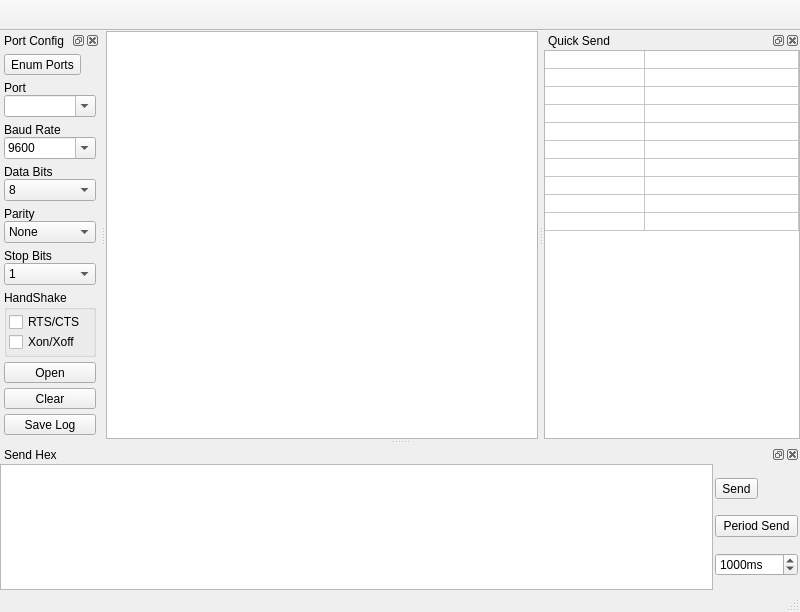
First picture: the form in ui/mainwindow.ui, repository gamesun/UartVide, before the edit.
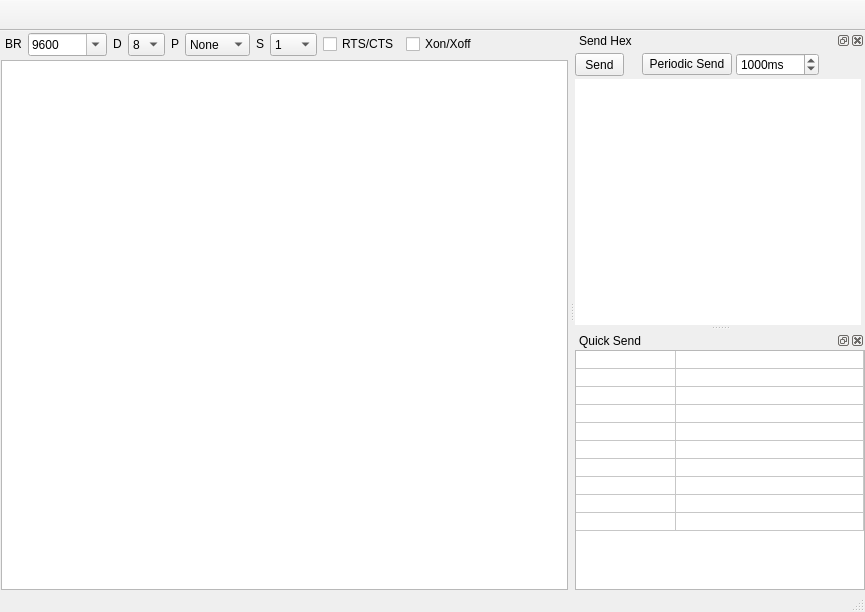
Second picture: the form after the edit. Custom widgets are drawn as their Qt base class.

Commit message: Rework port config panel.

Diff of the .ui file:
```diff
--- a/ui/mainwindow.ui
+++ b/ui/mainwindow.ui
@@ -6,7 +6,7 @@
    <rect>
     <x>0</x>
     <y>0</y>
-    <width>800</width>
+    <width>865</width>
     <height>612</height>
    </rect>
   </property>
@@ -19,13 +19,13 @@
      <number>0</number>
     </property>
     <property name="leftMargin">
-     <number>0</number>
+     <number>1</number>
     </property>
     <property name="topMargin">
      <number>0</number>
     </property>
     <property name="rightMargin">
-     <number>0</number>
+     <number>1</number>
     </property>
     <property name="bottomMargin">
      <number>0</number>
@@ -55,137 +55,55 @@
         <number>0</number>
        </property>
        <item>
-        <widget class="QTextEdit" name="txtEdtOutput">
+        <widget class="QFrame" name="frame_PortCfg">
          <property name="sizePolicy">
-          <sizepolicy hsizetype="Expanding" vsizetype="Expanding">
+          <sizepolicy hsizetype="Preferred" vsizetype="Fixed">
            <horstretch>0</horstretch>
-           <verstretch>3</verstretch>
+           <verstretch>0</verstretch>
           </sizepolicy>
          </property>
-         <property name="font">
-          <font>
-           <family>Courier 10 Pitch</family>
-           <pointsize>10</pointsize>
-          </font>
-         </property>
-        </widget>
-       </item>
-      </layout>
-     </widget>
-    </item>
-   </layout>
-  </widget>
-  <widget class="QStatusBar" name="statusbar"/>
-  <widget class="QDockWidget" name="dockWidget_PortConfig">
-   <property name="contextMenuPolicy">
-    <enum>Qt::PreventContextMenu</enum>
-   </property>
-   <property name="allowedAreas">
-    <set>Qt::LeftDockWidgetArea|Qt::RightDockWidgetArea</set>
-   </property>
-   <property name="windowTitle">
-    <string notr="true">Port Config</string>
-   </property>
-   <attribute name="dockWidgetArea">
-    <number>1</number>
-   </attribute>
-   <widget class="QWidget" name="dockWidgetContents">
-    <layout class="QVBoxLayout" name="verticalLayout_6">
-     <property name="spacing">
-      <number>0</number>
-     </property>
-     <property name="leftMargin">
-      <number>0</number>
-     </property>
-     <property name="topMargin">
-      <number>0</number>
-     </property>
-     <property name="rightMargin">
-      <number>0</number>
-     </property>
-     <property name="bottomMargin">
-      <number>0</number>
-     </property>
-     <item>
-      <widget class="QFrame" name="frame">
-       <property name="frameShape">
-        <enum>QFrame::NoFrame</enum>
-       </property>
-       <property name="frameShadow">
-        <enum>QFrame::Plain</enum>
-       </property>
-       <layout class="QVBoxLayout" name="verticalLayout_8">
-        <property name="spacing">
-         <number>1</number>
-        </property>
-        <property name="leftMargin">
-         <number>3</number>
-        </property>
-        <property name="topMargin">
-         <number>3</number>
-        </property>
-        <property name="rightMargin">
-         <number>3</number>
-        </property>
-        <property name="bottomMargin">
-         <number>3</number>
-        </property>
-        <item>
-         <layout class="QVBoxLayout" name="verticalLayout_1">
-          <property name="spacing">
-           <number>0</number>
-          </property>
-          <property name="leftMargin">
-           <number>1</number>
-          </property>
-          <property name="topMargin">
-           <number>1</number>
-          </property>
-          <property name="rightMargin">
-           <number>1</number>
-          </property>
-          <property name="bottomMargin">
-           <number>1</number>
-          </property>
-          <item>
-           <widget class="QToolButton" name="btnEnumPorts">
-            <property name="text">
-             <string notr="true">Enum Ports</string>
-            </property>
-           </widget>
-          </item>
-          <item>
-           <widget class="QLabel" name="label_Port">
             <property name="minimumSize">
              <size>
               <width>0</width>
-              <height>20</height>
+           <height>29</height>
              </size>
             </property>
             <property name="maximumSize">
              <size>
               <width>16777215</width>
-              <height>20</height>
-             </size>
-            </property>
-            <property name="text">
-             <string notr="true">Port</string>
-            </property>
-            <property name="alignment">
-             <set>Qt::AlignBottom|Qt::AlignLeading|Qt::AlignLeft</set>
-            </property>
-           </widget>
-          </item>
+           <height>29</height>
+          </size>
+         </property>
+         <property name="frameShape">
+          <enum>QFrame::NoFrame</enum>
+         </property>
+         <property name="frameShadow">
+          <enum>QFrame::Raised</enum>
+         </property>
+         <property name="lineWidth">
+          <number>0</number>
+         </property>
+         <layout class="QHBoxLayout" name="horizontalLayout_3">
+          <property name="spacing">
+           <number>0</number>
+          </property>
+          <property name="leftMargin">
+           <number>4</number>
+          </property>
+          <property name="topMargin">
+           <number>0</number>
+          </property>
+          <property name="rightMargin">
+           <number>4</number>
+          </property>
+          <property name="bottomMargin">
+           <number>2</number>
+          </property>
           <item>
-           <widget class="Combo" name="cmbPort">
-            <property name="editable">
-             <bool>true</bool>
+           <layout class="QHBoxLayout" name="horizontalLayout_4">
+            <property name="spacing">
+             <number>6</number>
             </property>
-            <property name="currentText">
-             <string notr="true"/>
-            </property>
-           </widget>
-          </item>
           <item>
            <widget class="QLabel" name="label_2">
             <property name="minimumSize">
@@ -201,15 +119,39 @@
              </size>
             </property>
             <property name="text">
-             <string notr="true">Baud Rate</string>
+               <string notr="true">BR</string>
             </property>
             <property name="alignment">
-             <set>Qt::AlignBottom|Qt::AlignLeading|Qt::AlignLeft</set>
+               <set>Qt::AlignCenter</set>
             </property>
            </widget>
           </item>
           <item>
            <widget class="QComboBox" name="cmbBaudRate">
+              <property name="sizePolicy">
+               <sizepolicy hsizetype="Preferred" vsizetype="Fixed">
+                <horstretch>0</horstretch>
+                <verstretch>0</verstretch>
+               </sizepolicy>
+              </property>
+              <property name="minimumSize">
+               <size>
+                <width>0</width>
+                <height>23</height>
+               </size>
+              </property>
+              <property name="maximumSize">
+               <size>
+                <width>16777215</width>
+                <height>23</height>
+               </size>
+              </property>
+              <property name="toolTip">
+               <string notr="true">Baud Rate</string>
+              </property>
+              <property name="statusTip">
+               <string notr="true">Baud Rate</string>
+              </property>
             <property name="editable">
              <bool>true</bool>
             </property>
@@ -386,15 +328,39 @@
              </size>
             </property>
             <property name="text">
-             <string notr="true">Data Bits</string>
+               <string notr="true">D</string>
             </property>
             <property name="alignment">
-             <set>Qt::AlignBottom|Qt::AlignLeading|Qt::AlignLeft</set>
+               <set>Qt::AlignCenter</set>
             </property>
            </widget>
           </item>
           <item>
            <widget class="QComboBox" name="cmbDataBits">
+              <property name="sizePolicy">
+               <sizepolicy hsizetype="Preferred" vsizetype="Fixed">
+                <horstretch>0</horstretch>
+                <verstretch>0</verstretch>
+               </sizepolicy>
+              </property>
+              <property name="minimumSize">
+               <size>
+                <width>0</width>
+                <height>23</height>
+               </size>
+              </property>
+              <property name="maximumSize">
+               <size>
+                <width>16777215</width>
+                <height>23</height>
+               </size>
+              </property>
+              <property name="toolTip">
+               <string notr="true">Data Bits</string>
+              </property>
+              <property name="statusTip">
+               <string notr="true">Data Bits</string>
+              </property>
             <property name="currentText">
              <string notr="true">8</string>
             </property>
@@ -435,15 +401,39 @@
              </size>
             </property>
             <property name="text">
-             <string notr="true">Parity</string>
+               <string notr="true">P</string>
             </property>
             <property name="alignment">
-             <set>Qt::AlignBottom|Qt::AlignLeading|Qt::AlignLeft</set>
+               <set>Qt::AlignCenter</set>
             </property>
            </widget>
           </item>
           <item>
            <widget class="QComboBox" name="cmbParity">
+              <property name="sizePolicy">
+               <sizepolicy hsizetype="Preferred" vsizetype="Fixed">
+                <horstretch>0</horstretch>
+                <verstretch>0</verstretch>
+               </sizepolicy>
+              </property>
+              <property name="minimumSize">
+               <size>
+                <width>0</width>
+                <height>23</height>
+               </size>
+              </property>
+              <property name="maximumSize">
+               <size>
+                <width>16777215</width>
+                <height>23</height>
+               </size>
+              </property>
+              <property name="toolTip">
+               <string notr="true">Parity</string>
+              </property>
+              <property name="statusTip">
+               <string notr="true">Parity</string>
+              </property>
             <property name="currentText">
              <string notr="true">None</string>
             </property>
@@ -489,15 +479,33 @@
              </size>
             </property>
             <property name="text">
-             <string notr="true">Stop Bits</string>
+               <string notr="true">S</string>
             </property>
             <property name="alignment">
-             <set>Qt::AlignBottom|Qt::AlignLeading|Qt::AlignLeft</set>
+               <set>Qt::AlignCenter</set>
             </property>
            </widget>
           </item>
           <item>
            <widget class="QComboBox" name="cmbStopBits">
+              <property name="minimumSize">
+               <size>
+                <width>0</width>
+                <height>23</height>
+               </size>
+              </property>
+              <property name="maximumSize">
+               <size>
+                <width>16777215</width>
+                <height>23</height>
+               </size>
+              </property>
+              <property name="toolTip">
+               <string notr="true">Stop Bits</string>
+              </property>
+              <property name="statusTip">
+               <string notr="true">Stop Bits</string>
+              </property>
             <property name="currentText">
              <string notr="true">1</string>
             </property>
@@ -519,49 +527,6 @@
            </widget>
           </item>
           <item>
-           <spacer name="verticalSpacer_1">
-            <property name="orientation">
-             <enum>Qt::Vertical</enum>
-            </property>
-            <property name="sizeType">
-             <enum>QSizePolicy::Fixed</enum>
-            </property>
-            <property name="sizeHint" stdset="0">
-             <size>
-              <width>0</width>
-              <height>5</height>
-             </size>
-            </property>
-           </spacer>
-          </item>
-          <item>
-           <widget class="QGroupBox" name="groupBox">
-            <property name="sizePolicy">
-             <sizepolicy hsizetype="Preferred" vsizetype="Fixed">
-              <horstretch>0</horstretch>
-              <verstretch>0</verstretch>
-             </sizepolicy>
-            </property>
-            <property name="title">
-             <string notr="true">HandShake</string>
-            </property>
-            <layout class="QVBoxLayout" name="verticalLayout_7">
-             <property name="spacing">
-              <number>0</number>
-             </property>
-             <property name="leftMargin">
-              <number>2</number>
-             </property>
-             <property name="topMargin">
-              <number>2</number>
-             </property>
-             <property name="rightMargin">
-              <number>2</number>
-             </property>
-             <property name="bottomMargin">
-              <number>2</number>
-             </property>
-             <item>
               <widget class="QCheckBox" name="chkRTSCTS">
                <property name="maximumSize">
                 <size>
@@ -587,120 +552,46 @@
                </property>
               </widget>
              </item>
-            </layout>
-           </widget>
-          </item>
           <item>
-           <spacer name="verticalSpacer_2">
+             <spacer name="horizontalSpacer_2">
             <property name="orientation">
-             <enum>Qt::Vertical</enum>
-            </property>
-            <property name="sizeType">
-             <enum>QSizePolicy::Fixed</enum>
-            </property>
+               <enum>Qt::Horizontal</enum>
+              </property>
             <property name="sizeHint" stdset="0">
              <size>
-              <width>0</width>
-              <height>5</height>
+                <width>40</width>
+                <height>20</height>
              </size>
             </property>
            </spacer>
           </item>
-          <item>
-           <widget class="QToolButton" name="btnOpen">
-            <property name="enabled">
-             <bool>true</bool>
-            </property>
-            <property name="sizePolicy">
-             <sizepolicy hsizetype="Preferred" vsizetype="Fixed">
-              <horstretch>0</horstretch>
-              <verstretch>0</verstretch>
-             </sizepolicy>
-            </property>
-            <property name="text">
-             <string notr="true">Open</string>
-            </property>
-           </widget>
+           </layout>
           </item>
-          <item>
-           <spacer name="verticalSpacer_3">
-            <property name="orientation">
-             <enum>Qt::Vertical</enum>
-            </property>
-            <property name="sizeType">
-             <enum>QSizePolicy::Fixed</enum>
-            </property>
-            <property name="sizeHint" stdset="0">
-             <size>
-              <width>0</width>
-              <height>5</height>
-             </size>
-            </property>
-           </spacer>
-          </item>
-          <item>
-           <widget class="QToolButton" name="btnClear">
-            <property name="sizePolicy">
-             <sizepolicy hsizetype="Preferred" vsizetype="Fixed">
-              <horstretch>0</horstretch>
-              <verstretch>0</verstretch>
-             </sizepolicy>
-            </property>
-            <property name="text">
-             <string notr="true">Clear</string>
-            </property>
+         </layout>
            </widget>
           </item>
           <item>
-           <spacer name="verticalSpacer">
-            <property name="orientation">
-             <enum>Qt::Vertical</enum>
-            </property>
-            <property name="sizeType">
-             <enum>QSizePolicy::Fixed</enum>
-            </property>
-            <property name="sizeHint" stdset="0">
-             <size>
-              <width>0</width>
-              <height>5</height>
-             </size>
-            </property>
-           </spacer>
-          </item>
-          <item>
-           <widget class="QToolButton" name="btnSaveLog">
+        <widget class="QTextEdit" name="txtEdtOutput">
             <property name="sizePolicy">
-             <sizepolicy hsizetype="Preferred" vsizetype="Fixed">
+          <sizepolicy hsizetype="Expanding" vsizetype="Expanding">
               <horstretch>0</horstretch>
-              <verstretch>0</verstretch>
-             </sizepolicy>
-            </property>
-            <property name="text">
-             <string notr="true">Save Log</string>
+           <verstretch>3</verstretch>
+          </sizepolicy>
+         </property>
+         <property name="font">
+          <font>
+           <family>Courier 10 Pitch</family>
+           <pointsize>10</pointsize>
+          </font>
             </property>
            </widget>
           </item>
-          <item>
-           <spacer name="verticalSpacer_4">
-            <property name="orientation">
-             <enum>Qt::Vertical</enum>
-            </property>
-            <property name="sizeHint" stdset="0">
-             <size>
-              <width>0</width>
-              <height>10</height>
-             </size>
-            </property>
-           </spacer>
-          </item>
-         </layout>
-        </item>
-       </layout>
+      </layout>
       </widget>
      </item>
     </layout>
    </widget>
-  </widget>
+  <widget class="QStatusBar" name="statusbar"/>
   <widget class="QDockWidget" name="dockWidget_SendHex">
    <property name="contextMenuPolicy">
     <enum>Qt::PreventContextMenu</enum>
@@ -712,21 +603,21 @@
     <string notr="true">Send Hex</string>
    </property>
    <attribute name="dockWidgetArea">
-    <number>8</number>
+    <number>2</number>
    </attribute>
    <widget class="QWidget" name="dockWidgetContents_2">
-    <layout class="QVBoxLayout" name="verticalLayout">
+    <layout class="QVBoxLayout" name="verticalLayout" stretch="0,1">
      <property name="spacing">
-      <number>0</number>
+      <number>2</number>
      </property>
      <property name="leftMargin">
       <number>0</number>
      </property>
      <property name="topMargin">
-      <number>0</number>
+      <number>2</number>
      </property>
      <property name="rightMargin">
-      <number>0</number>
+      <number>4</number>
      </property>
      <property name="bottomMargin">
       <number>0</number>
@@ -734,32 +625,88 @@
      <item>
       <layout class="QHBoxLayout" name="horizontalLayout">
        <property name="spacing">
-        <number>2</number>
+        <number>4</number>
+       </property>
+       <property name="leftMargin">
+        <number>0</number>
+       </property>
+       <property name="topMargin">
+        <number>1</number>
        </property>
        <property name="rightMargin">
         <number>2</number>
        </property>
-       <item>
-        <widget class="QTextEdit" name="txtEdtInput"/>
-       </item>
-       <item>
-        <layout class="QVBoxLayout" name="verticalLayout_4">
+       <property name="bottomMargin">
+        <number>1</number>
+       </property>
          <item>
           <widget class="QToolButton" name="btnSendHex">
+         <property name="sizePolicy">
+          <sizepolicy hsizetype="Expanding" vsizetype="Fixed">
+           <horstretch>0</horstretch>
+           <verstretch>0</verstretch>
+          </sizepolicy>
+         </property>
+         <property name="minimumSize">
+          <size>
+           <width>0</width>
+           <height>23</height>
+          </size>
+         </property>
+         <property name="toolTip">
+          <string notr="true">Send once</string>
+         </property>
+         <property name="statusTip">
+          <string notr="true">Send once</string>
+         </property>
            <property name="text">
-            <string notr="true">Send</string>
+          <string notr="true"> Send </string>
            </property>
           </widget>
          </item>
+       <item>
+        <spacer name="horizontalSpacer_3">
+         <property name="orientation">
+          <enum>Qt::Horizontal</enum>
+         </property>
+         <property name="sizeType">
+          <enum>QSizePolicy::Fixed</enum>
+         </property>
+         <property name="sizeHint" stdset="0">
+          <size>
+           <width>14</width>
+           <height>20</height>
+          </size>
+         </property>
+        </spacer>
+       </item>
          <item>
           <widget class="QPushButton" name="btnPeriodicSend">
            <property name="text">
-            <string notr="true">Period Send</string>
+          <string> Periodic Send </string>
            </property>
           </widget>
          </item>
          <item>
           <widget class="QSpinBox" name="spnPeriod">
+         <property name="minimumSize">
+          <size>
+           <width>0</width>
+           <height>23</height>
+          </size>
+         </property>
+         <property name="maximumSize">
+          <size>
+           <width>16777215</width>
+           <height>23</height>
+          </size>
+         </property>
+         <property name="toolTip">
+          <string notr="true">Period</string>
+         </property>
+         <property name="statusTip">
+          <string notr="true">Period</string>
+         </property>
            <property name="suffix">
             <string notr="true">ms</string>
            </property>
@@ -774,10 +721,34 @@
            </property>
           </widget>
          </item>
-        </layout>
+       <item>
+        <spacer name="horizontalSpacer">
+         <property name="orientation">
+          <enum>Qt::Horizontal</enum>
+         </property>
+         <property name="sizeHint" stdset="0">
+          <size>
+           <width>40</width>
+           <height>20</height>
+          </size>
+         </property>
+        </spacer>
        </item>
       </layout>
      </item>
+     <item>
+      <widget class="QTextEdit" name="txtEdtInput">
+       <property name="frameShape">
+        <enum>QFrame::NoFrame</enum>
+       </property>
+       <property name="frameShadow">
+        <enum>QFrame::Plain</enum>
+       </property>
+       <property name="lineWidth">
+        <number>0</number>
+       </property>
+      </widget>
+     </item>
     </layout>
    </widget>
   </widget>
@@ -1141,13 +1112,6 @@
    </property>
   </action>
  </widget>
- <customwidgets>
-  <customwidget>
-   <class>Combo</class>
-   <extends>QComboBox</extends>
-   <header>combo.h</header>
-  </customwidget>
- </customwidgets>
  <resources/>
  <connections/>
 </ui>
```
Left out of the diff: 38 changed lines with no effect on the pictures. Lines whose indentation alone changed are shown as unchanged. The commit also changes 8 other files.
